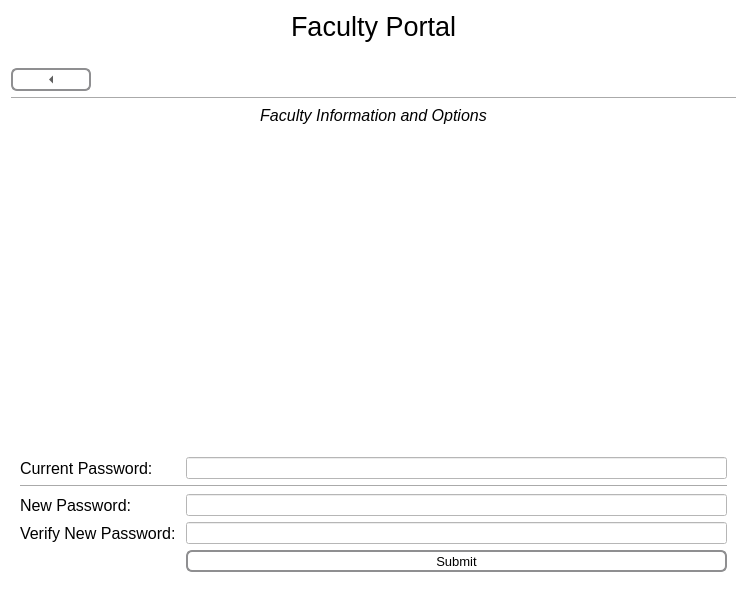
The window that Form Files/facultyView.ui (alixabahena/SIMS) describes before a commit, drawn with Qt 5.
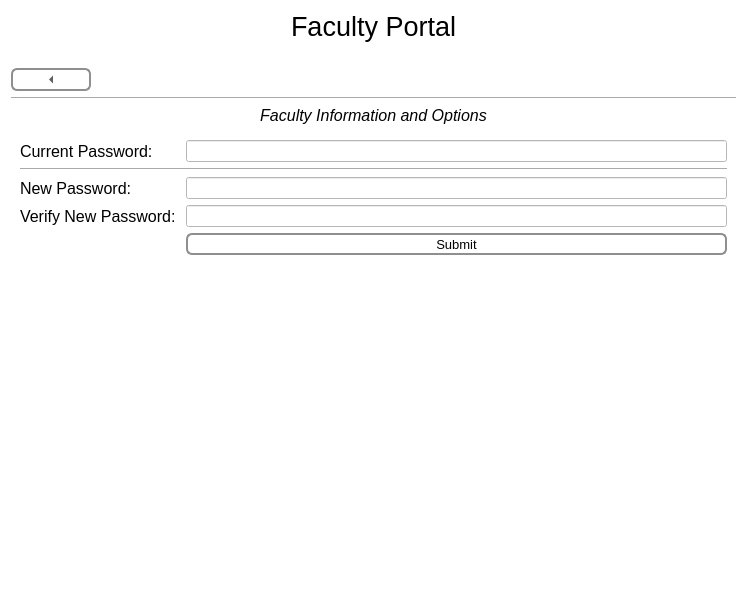
The same window after the commit. The open tabs and pages were chosen to show the change. Icons and pictures are not drawn.

Commit message: Fixed the password changing dialog so the fields are at the top of the frame.

Patch:
```diff
--- a/Form Files/facultyView.ui
+++ b/Form Files/facultyView.ui
@@ -856,7 +856,7 @@
         <layout class="QVBoxLayout" name="verticalLayout_9">
          <item>
           <layout class="QFormLayout" name="formLayout">
-           <item row="1" column="0">
+           <item row="0" column="0">
             <widget class="QLabel" name="currentPasswordLabel">
              <property name="font">
               <font>
@@ -868,14 +868,24 @@
              </property>
             </widget>
            </item>
-           <item row="2" column="0" colspan="2">
+           <item row="0" column="1">
+            <widget class="QLineEdit" name="currentPasswordField">
+             <property name="inputMethodHints">
+              <set>Qt::ImhHiddenText|Qt::ImhNoAutoUppercase|Qt::ImhNoPredictiveText|Qt::ImhSensitiveData</set>
+             </property>
+             <property name="echoMode">
+              <enum>QLineEdit::Password</enum>
+             </property>
+            </widget>
+           </item>
+           <item row="1" column="0" colspan="2">
             <widget class="Line" name="line_4">
              <property name="orientation">
               <enum>Qt::Horizontal</enum>
              </property>
             </widget>
            </item>
-           <item row="3" column="0">
+           <item row="2" column="0">
             <widget class="QLabel" name="newPasswordLabel">
              <property name="font">
               <font>
@@ -887,17 +897,7 @@
              </property>
             </widget>
            </item>
-           <item row="1" column="1">
-            <widget class="QLineEdit" name="currentPasswordField">
-             <property name="inputMethodHints">
-              <set>Qt::ImhHiddenText|Qt::ImhNoAutoUppercase|Qt::ImhNoPredictiveText|Qt::ImhSensitiveData</set>
-             </property>
-             <property name="echoMode">
-              <enum>QLineEdit::Password</enum>
-             </property>
-            </widget>
-           </item>
-           <item row="3" column="1">
+           <item row="2" column="1">
             <widget class="QLineEdit" name="newPasswordField">
              <property name="inputMethodHints">
               <set>Qt::ImhHiddenText|Qt::ImhNoAutoUppercase|Qt::ImhNoPredictiveText|Qt::ImhSensitiveData</set>
@@ -907,7 +907,7 @@
              </property>
             </widget>
            </item>
-           <item row="4" column="0">
+           <item row="3" column="0">
             <widget class="QLabel" name="verifyNewPasswordLabel">
              <property name="font">
               <font>
@@ -919,7 +919,7 @@
              </property>
             </widget>
            </item>
-           <item row="4" column="1">
+           <item row="3" column="1">
             <widget class="QLineEdit" name="verifyNewPasswordField">
              <property name="inputMethodHints">
               <set>Qt::ImhHiddenText|Qt::ImhNoAutoUppercase|Qt::ImhNoPredictiveText|Qt::ImhSensitiveData</set>
@@ -929,35 +929,7 @@
              </property>
             </widget>
            </item>
-           <item row="0" column="1">
-            <spacer name="verticalSpacer_4">
-             <property name="orientation">
-              <enum>Qt::Vertical</enum>
-             </property>
-             <property name="sizeHint" stdset="0">
-              <size>
-               <width>0</width>
-               <height>150</height>
-              </size>
-             </property>
-            </spacer>
-           </item>
-           <item row="6" column="0" colspan="2">
-            <widget class="QLabel" name="passwordChangeStatusLabel">
-             <property name="font">
-              <font>
-               <pointsize>10</pointsize>
-              </font>
-             </property>
-             <property name="text">
-              <string/>
-             </property>
-             <property name="alignment">
-              <set>Qt::AlignCenter</set>
-             </property>
-            </widget>
-           </item>
-           <item row="5" column="1">
+           <item row="4" column="1">
             <widget class="QToolButton" name="submitButton">
              <property name="sizePolicy">
               <sizepolicy hsizetype="Expanding" vsizetype="Fixed">
@@ -1015,6 +987,21 @@
              </property>
             </widget>
            </item>
+           <item row="5" column="0" colspan="2">
+            <widget class="QLabel" name="passwordChangeStatusLabel">
+             <property name="font">
+              <font>
+               <pointsize>10</pointsize>
+              </font>
+             </property>
+             <property name="text">
+              <string/>
+             </property>
+             <property name="alignment">
+              <set>Qt::AlignCenter</set>
+             </property>
+            </widget>
+           </item>
           </layout>
          </item>
         </layout>
```
Left out of the diff: 2 changed lines with no effect on the pictures. The commit also changes 5 other files.
